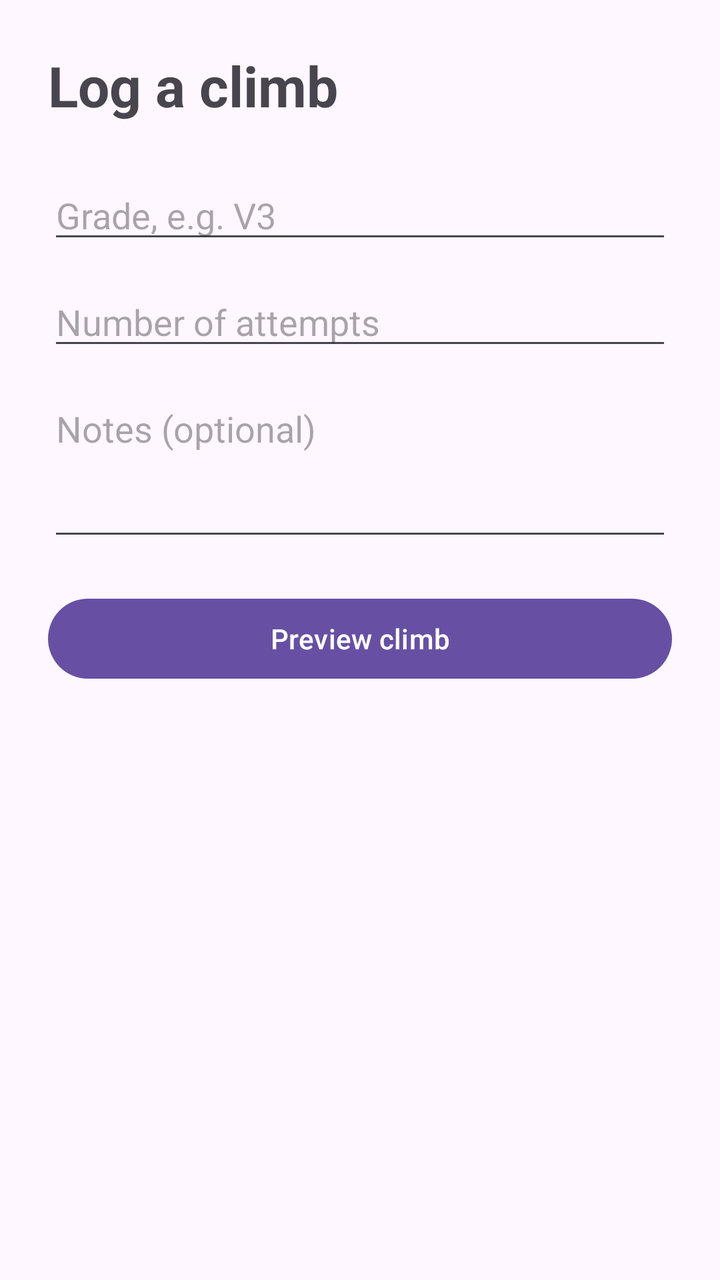
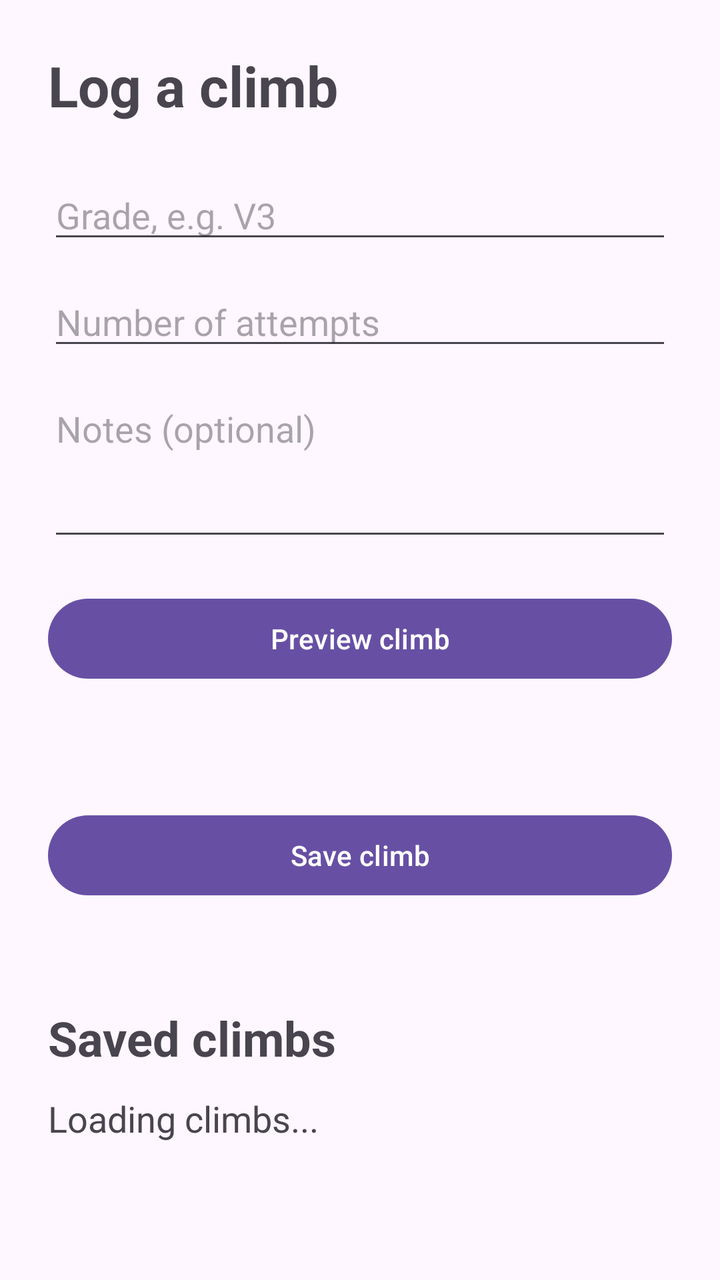

Two renders of the same Android screen: before a commit and after it. Below are the layout's source before the change and the commit's diff.
<!-- AndroidManifest.xml: application theme Theme.ClimbingFitnessApp -->
<!-- res/layout/activity_main.xml -->
<?xml version="1.0" encoding="utf-8"?>
<ScrollView xmlns:android="http://schemas.android.com/apk/res/android"
    android:id="@+id/main"
    android:layout_width="match_parent"
    android:layout_height="match_parent"
    android:fillViewport="true">

    <LinearLayout
        android:layout_width="match_parent"
        android:layout_height="wrap_content"
        android:orientation="vertical"
        android:padding="24dp">

        <TextView
            android:layout_width="match_parent"
            android:layout_height="wrap_content"
            android:text="Log a climb"
            android:textSize="28sp"
            android:textStyle="bold" />

        <EditText
            android:id="@+id/gradeInput"
            android:layout_width="match_parent"
            android:layout_height="wrap_content"
            android:layout_marginTop="24dp"
            android:hint="Grade, e.g. V3"
            android:inputType="textCapCharacters"
            android:maxLines="1" />

        <EditText
            android:id="@+id/attemptsInput"
            android:layout_width="match_parent"
            android:layout_height="wrap_content"
            android:layout_marginTop="12dp"
            android:hint="Number of attempts"
            android:inputType="number"
            android:maxLines="1" />

        <EditText
            android:id="@+id/notesInput"
            android:layout_width="match_parent"
            android:layout_height="wrap_content"
            android:layout_marginTop="12dp"
            android:gravity="top"
            android:hint="Notes (optional)"
            android:inputType="textCapSentences|textMultiLine"
            android:minLines="3" />

        <Button
            android:id="@+id/previewButton"
            android:layout_width="match_parent"
            android:layout_height="wrap_content"
            android:layout_marginTop="20dp"
            android:text="Preview climb" />

        <TextView
            android:id="@+id/summaryText"
            android:layout_width="match_parent"
            android:layout_height="wrap_content"
            android:layout_marginTop="20dp"
            android:textSize="18sp" />

    </LinearLayout>
</ScrollView>
<!-- resources referenced by this layout -->
<resources>
  <style name="Theme.ClimbingFitnessApp" parent="Base.Theme.ClimbingFitnessApp" />
  <style name="Base.Theme.ClimbingFitnessApp" parent="Theme.Material3.DayNight.NoActionBar">
          
          
      </style>
</resources>

<!-- the commit's change to res/layout/activity_main.xml (unified diff, before → after) -->
@@ -60,5 +60,34 @@
             android:layout_marginTop="20dp"
             android:textSize="18sp" />
 
+        <Button
+            android:id="@+id/saveButton"
+            android:layout_width="match_parent"
+            android:layout_height="wrap_content"
+            android:layout_marginTop="16dp"
+            android:text="Save climb" />
+
+        <TextView
+            android:id="@+id/saveStatus"
+            android:layout_width="match_parent"
+            android:layout_height="wrap_content"
+            android:accessibilityLiveRegion="polite"
+            android:layout_marginTop="8dp" />
+
+        <TextView
+            android:layout_width="match_parent"
+            android:layout_height="wrap_content"
+            android:layout_marginTop="24dp"
+            android:text="Saved climbs"
+            android:textSize="24sp"
+            android:textStyle="bold" />
+
+        <TextView
+            android:id="@+id/historyText"
+            android:layout_width="match_parent"
+            android:layout_height="wrap_content"
+            android:layout_marginTop="12dp"
+            android:text="Loading climbs..."
+            android:textSize="18sp" />
     </LinearLayout>
 </ScrollView>
